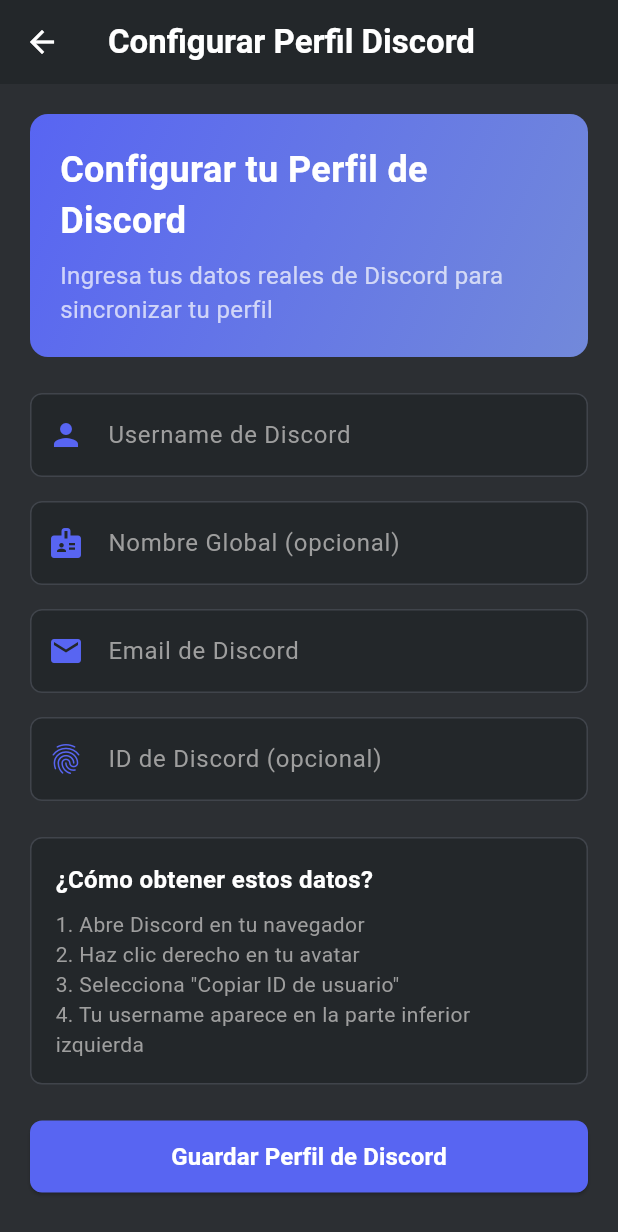
After one commit to GuillenME/logindiscord, a Flutter app: the HomeScreen screen opened by its route, after a tap on "Configurar Mi Perfil", on a phone screen of 412 x 824 dp. The commit adds this screen. Shown: the top 1232 px of the screen. Run offline on Flutter 3.47's test engine with Material 3 defaults, Android fonts, the phone set to English and light mode, and no system bars; our stand-ins replace qr_flutter, shared_preferences; missing offline and left inert: flutter_web_auth_2; accounts and stored records are empty.

Commit message:
Se integro modificaciones para bajar cambios sin problemas

```diff
--- /dev/null
+++ b/lib/screens/discord_profile_setup.dart
@@ -0,0 +1,334 @@
+import 'package:flutter/material.dart';
+import '/services/discord_auth_service.dart';
+
+class DiscordProfileSetup extends StatefulWidget {
+  const DiscordProfileSetup({Key? key}) : super(key: key);
+
+  @override
+  State<DiscordProfileSetup> createState() => _DiscordProfileSetupState();
+}
+
+class _DiscordProfileSetupState extends State<DiscordProfileSetup> {
+  final _formKey = GlobalKey<FormState>();
+  final _usernameController = TextEditingController();
+  final _emailController = TextEditingController();
+  final _globalNameController = TextEditingController();
+  final _discordIdController = TextEditingController();
+  bool _isLoading = false;
+
+  @override
+  void dispose() {
+    _usernameController.dispose();
+    _emailController.dispose();
+    _globalNameController.dispose();
+    _discordIdController.dispose();
+    super.dispose();
+  }
+
+  @override
+  Widget build(BuildContext context) {
+    return Scaffold(
+      backgroundColor: const Color(0xFF2C2F33),
+      appBar: AppBar(
+        backgroundColor: const Color(0xFF23272A),
+        elevation: 0,
+        title: const Text(
+          'Configurar Perfil Discord',
+          style: TextStyle(
+            color: Colors.white,
+            fontWeight: FontWeight.bold,
+          ),
+        ),
+        leading: IconButton(
+          icon: const Icon(Icons.arrow_back, color: Colors.white),
+          onPressed: () => Navigator.pop(context),
+        ),
+      ),
+      body: SingleChildScrollView(
+        padding: const EdgeInsets.all(20),
+        child: Form(
+          key: _formKey,
+          child: Column(
+            crossAxisAlignment: CrossAxisAlignment.start,
+            children: [
+              // Header
+              Container(
+                width: double.infinity,
+                padding: const EdgeInsets.all(20),
+                decoration: BoxDecoration(
+                  gradient: const LinearGradient(
+                    colors: [Color(0xFF5865F2), Color(0xFF7289DA)],
+                    begin: Alignment.topLeft,
+                    end: Alignment.bottomRight,
+                  ),
+                  borderRadius: BorderRadius.circular(12),
+                ),
+                child: Column(
+                  crossAxisAlignment: CrossAxisAlignment.start,
+                  children: [
+                    const Text(
+                      'Configurar tu Perfil de Discord',
+                      style: TextStyle(
+                        color: Colors.white,
+                        fontSize: 24,
+                        fontWeight: FontWeight.bold,
+                      ),
+                    ),
+                    const SizedBox(height: 8),
+                    const Text(
+                      'Ingresa tus datos reales de Discord para sincronizar tu perfil',
+                      style: TextStyle(
+                        color: Colors.white70,
+                        fontSize: 16,
+                      ),
+                    ),
+                  ],
+                ),
+              ),
+
+              const SizedBox(height: 24),
+
+              // Form fields
+              _buildTextField(
+                controller: _usernameController,
+                label: 'Username de Discord',
+                hint: 'mariana06',
+                icon: Icons.person,
+                validator: (value) {
+                  if (value == null || value.isEmpty) {
+                    return 'Ingresa tu username de Discord';
+                  }
+                  return null;
+                },
+              ),
+
+              const SizedBox(height: 16),
+
+              _buildTextField(
+                controller: _globalNameController,
+                label: 'Nombre Global (opcional)',
+                hint: 'Mariana',
+                icon: Icons.badge,
+              ),
+
+              const SizedBox(height: 16),
+
+              _buildTextField(
+                controller: _emailController,
+                label: 'Email de Discord',
+                hint: 'mariana@discord.com',
+                icon: Icons.email,
+                keyboardType: TextInputType.emailAddress,
+                validator: (value) {
+                  if (value == null || value.isEmpty) {
+                    return 'Ingresa tu email de Discord';
+                  }
+                  if (!RegExp(r'^[\w-\.]+@([\w-]+\.)+[\w-]{2,4}$').hasMatch(value)) {
+                    return 'Ingresa un email válido';
+                  }
+                  return null;
+                },
+              ),
+
+              const SizedBox(height: 16),
+
+              _buildTextField(
+                controller: _discordIdController,
+                label: 'ID de Discord (opcional)',
+                hint: '123456789012345678',
+                icon: Icons.fingerprint,
+                keyboardType: TextInputType.number,
+              ),
+
+              const SizedBox(height: 24),
+
+              // Instructions
+              Container(
+                padding: const EdgeInsets.all(16),
+                decoration: BoxDecoration(
+                  color: const Color(0xFF23272A),
+                  borderRadius: BorderRadius.circular(8),
+                  border: Border.all(color: const Color(0xFF40444B)),
+                ),
+                child: const Column(
+                  crossAxisAlignment: CrossAxisAlignment.start,
+                  children: [
+                    Text(
+                      '¿Cómo obtener estos datos?',
+                      style: TextStyle(
+                        color: Colors.white,
+                        fontSize: 16,
+                        fontWeight: FontWeight.bold,
+                      ),
+                    ),
+                    SizedBox(height: 8),
+                    Text(
+                      '1. Abre Discord en tu navegador\n'
+                      '2. Haz clic derecho en tu avatar\n'
+                      '3. Selecciona "Copiar ID de usuario"\n'
+                      '4. Tu username aparece en la parte inferior izquierda',
+                      style: TextStyle(
+                        color: Colors.grey,
+                        fontSize: 14,
+                      ),
+                    ),
+                  ],
+                ),
+              ),
+
+              const SizedBox(height: 24),
+
+              // Save button
+              SizedBox(
+                width: double.infinity,
+                height: 48,
+                child: ElevatedButton(
+                  onPressed: _isLoading ? null : _saveProfile,
+                  style: ElevatedButton.styleFrom(
+                    backgroundColor: const Color(0xFF5865F2),
+                    foregroundColor: Colors.white,
+                    shape: RoundedRectangleBorder(
+                      borderRadius: BorderRadius.circular(8),
+                    ),
+                  ),
+                  child: _isLoading
+                      ? const SizedBox(
+                          width: 20,
+                          height: 20,
+                          child: CircularProgressIndicator(
+                            color: Colors.white,
+                            strokeWidth: 2,
+                          ),
+                        )
+                      : const Text(
+                          'Guardar Perfil de Discord',
+                          style: TextStyle(
+                            fontSize: 16,
+                            fontWeight: FontWeight.w600,
+                          ),
+                        ),
+                ),
+              ),
+            ],
+          ),
+        ),
+      ),
+    );
+  }
+
+  Widget _buildTextField({
+    required TextEditingController controller,
+    required String label,
+    required String hint,
+    required IconData icon,
+    TextInputType? keyboardType,
+    String? Function(String?)? validator,
+  }) {
+    return TextFormField(
+      controller: controller,
+      keyboardType: keyboardType,
+      style: const TextStyle(color: Colors.white),
+      decoration: InputDecoration(
+        labelText: label,
+        labelStyle: const TextStyle(color: Colors.grey),
+        hintText: hint,
+        hintStyle: const TextStyle(color: Colors.grey),
+        prefixIcon: Icon(icon, color: const Color(0xFF5865F2)),
+        border: OutlineInputBorder(
+          borderRadius: BorderRadius.circular(8),
+        ),
+        enabledBorder: OutlineInputBorder(
+          borderRadius: BorderRadius.circular(8),
+          borderSide: const BorderSide(color: Color(0xFF40444B)),
+        ),
+        focusedBorder: OutlineInputBorder(
+          borderRadius: BorderRadius.circular(8),
+          borderSide: const BorderSide(color: Color(0xFF5865F2)),
+        ),
+        filled: true,
+        fillColor: const Color(0xFF23272A),
+      ),
+      validator: validator,
+    );
+  }
+
+  Future<void> _saveProfile() async {
+    if (!_formKey.currentState!.validate()) {
+      return;
+    }
+
+    setState(() {
+      _isLoading = true;
+    });
+
+    try {
+      // Crear datos de Discord con la información proporcionada
+      final discordData = {
+        'id': _discordIdController.text.isNotEmpty
+            ? _discordIdController.text
+            : _usernameController.text.hashCode.toString(),
+        'username': _usernameController.text.trim(),
+        'discriminator': '0001',
+        'global_name': _globalNameController.text.trim().isNotEmpty
+            ? _globalNameController.text.trim()
+            : _usernameController.text.trim(),
+        'avatar': null,
+        'email': _emailController.text.trim(),
+        'verified': true,
+        'created_at': DateTime.now().subtract(const Duration(days: 365)).toIso8601String(),
+        'premium_type': null,
+        'locale': 'es',
+      };
+
+      // Simular algunos servidores
+      final guilds = [
+        {
+          'id': '111111111111111111',
+          'name': 'Servidor de Prueba',
+          'icon': null,
+        },
+        {
+          'id': '222222222222222222',
+          'name': 'Gaming Community',
+          'icon': null,
+        },
+      ];
+
+      // Guardar datos de Discord
+      await DiscordAuthService.saveAuthData(
+        'manual_token_${DateTime.now().millisecondsSinceEpoch}',
+        discordData,
+        guilds,
+      );
+
+      if (mounted) {
+        ScaffoldMessenger.of(context).showSnackBar(
+          SnackBar(
+            content: Text('¡Perfil de Discord configurado para ${discordData['username']}!'),
+            backgroundColor: Colors.green,
+            duration: const Duration(seconds: 3),
+          ),
+        );
+
+        // Navegar al home
+        Navigator.pushReplacementNamed(context, '/home');
+      }
+    } catch (e) {
+      if (mounted) {
+        ScaffoldMessenger.of(context).showSnackBar(
+          SnackBar(
+            content: Text('Error al guardar perfil: $e'),
+            backgroundColor: Colors.red,
+            duration: const Duration(seconds: 3),
+          ),
+        );
+      }
+    } finally {
+      if (mounted) {
+        setState(() {
+          _isLoading = false;
+        });
+      }
+    }
+  }
+}
--- a/lib/screens/home_screen.dart
+++ b/lib/screens/home_screen.dart
@@ -4,6 +4,7 @@
 import '/services/auth_service.dart';
 import '/screens/profile_screen.dart';
 import '/screens/settings_screen.dart';
+import '/screens/discord_profile_setup.dart';
 
 class HomeScreen extends StatefulWidget {
   const HomeScreen({Key? key}) : super(key: key);
@@ -216,6 +217,66 @@
 
             const SizedBox(height: 16),
 
+            // Quick fix for profile
+            if (userData?['username'] == 'usuario' || userData?['username'] == null)
+              Container(
+                width: double.infinity,
+                padding: const EdgeInsets.all(16),
+                decoration: BoxDecoration(
+                  color: Colors.orange.withValues(alpha: 0.1),
+                  borderRadius: BorderRadius.circular(8),
+                  border: Border.all(color: Colors.orange),
+                ),
+                child: Column(
+                  children: [
+                    const Row(
+                      children: [
+                        Icon(Icons.warning, color: Colors.orange),
+                        SizedBox(width: 8),
+                        Text(
+                          'Perfil no sincronizado',
+                          style: TextStyle(
+                            color: Colors.orange,
+                            fontSize: 16,
+                            fontWeight: FontWeight.bold,
+                          ),
+                        ),
+                      ],
+                    ),
+                    const SizedBox(height: 8),
+                    const Text(
+                      'Tu perfil muestra datos genéricos. Configura tu perfil real de Discord.',
+                      style: TextStyle(color: Colors.white70, fontSize: 14),
+                    ),
+                    const SizedBox(height: 12),
+                    SizedBox(
+                      width: double.infinity,
+                      child: ElevatedButton.icon(
+                        onPressed: () {
+                          Navigator.push(
+                            context,
+                            MaterialPageRoute(
+                              builder: (context) => const DiscordProfileSetup(),
+                            ),
+                          );
+                        },
+                        icon: const Icon(Icons.person_add),
+                        label: const Text('Configurar Mi Perfil'),
+                        style: ElevatedButton.styleFrom(
+                          backgroundColor: Colors.orange,
+                          foregroundColor: Colors.white,
+                          shape: RoundedRectangleBorder(
+                            borderRadius: BorderRadius.circular(8),
+                          ),
+                        ),
+                      ),
+                    ),
+                  ],
+                ),
+              ),
+
+            const SizedBox(height: 16),
+
 
 
             const SizedBox(height: 16),
@@ -336,64 +397,6 @@
     );
   }
 
-  void _showGuildsDialog() async {
-    final guilds = await DiscordAuthService.getStoredGuilds();
-    if (guilds == null || guilds.isEmpty) {
-      ScaffoldMessenger.of(context).showSnackBar(
-        const SnackBar(content: Text('No se encontraron servidores')),
-      );
-      return;
-    }
-
-    showDialog(
-      context: context,
-      builder: (context) => AlertDialog(
-        backgroundColor: const Color(0xFF23272A),
-        title: const Text(
-          'Tus Servidores',
-          style: TextStyle(color: Colors.white),
-        ),
-        content: SizedBox(
-          width: double.maxFinite,
-          child: ListView.builder(
-            shrinkWrap: true,
-            itemCount: guilds.length,
-            itemBuilder: (context, index) {
-              final guild = guilds[index];
-              return ListTile(
-                leading: CircleAvatar(
-                  backgroundColor: const Color(0xFF5865F2),
-                  backgroundImage: guild['icon'] != null
-                      ? NetworkImage('https://cdn.discordapp.com/icons/${guild['id']}/${guild['icon']}.png')
-                      : null,
-                  child: guild['icon'] == null
-                      ? Text(
-                          guild['name'][0].toUpperCase(),
-                          style: const TextStyle(color: Colors.white),
-                        )
-                      : null,
-                ),
-                title: Text(
-                  guild['name'],
-                  style: const TextStyle(color: Colors.white),
-                ),
-                subtitle: Text(
-                  'ID: ${guild['id']}',
-                  style: const TextStyle(color: Colors.grey),
-                ),
-              );
-            },
-          ),
-        ),
-        actions: [
-          TextButton(
-            onPressed: () => Navigator.pop(context),
-            child: const Text('Cerrar', style: TextStyle(color: Color(0xFF5865F2))),
-          ),
-        ],
-      ),
-    );
-  }
 
   void _showLogoutDialog() {
     showDialog(
```
Also changed, not shown: lib/screens/login_screen.dart (+0 -79 lines), lib/screens/qr_login_screen.dart (+27 -21 lines), lib/screens/settings_screen.dart (+28 -0 lines), 1 other file.
